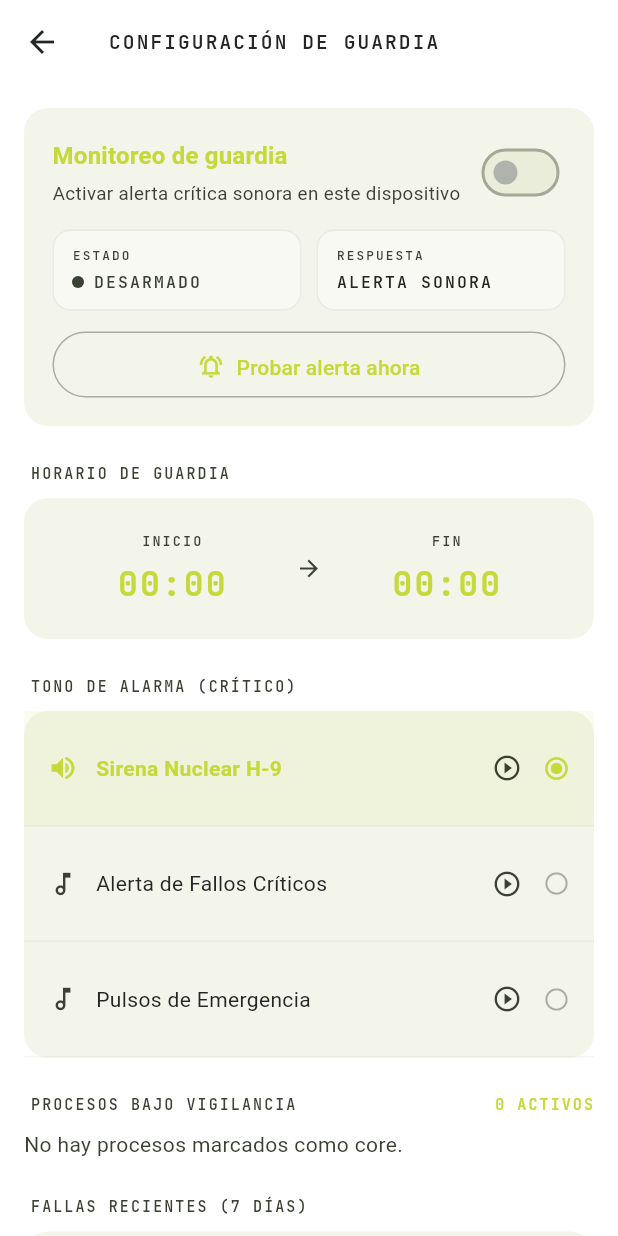
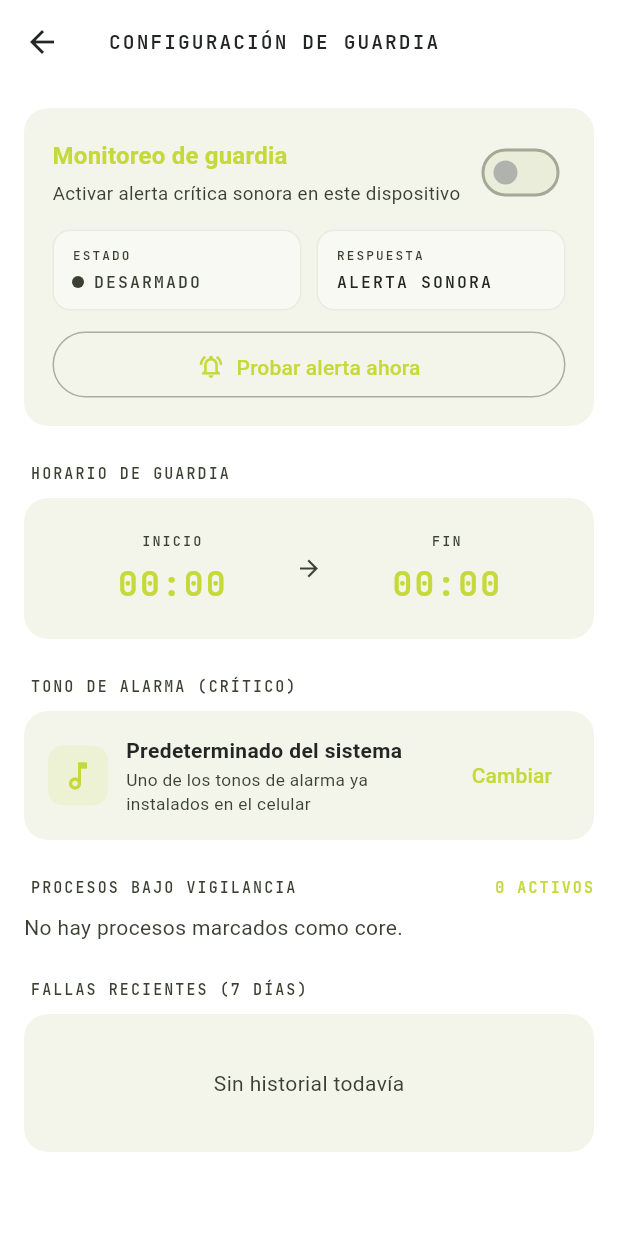
Before and after one commit to Danilore2203/App_Control, a Flutter app: the DashboardScreen screen opened directly, in the side drawer, after a tap on "Configuración de guardia", on a phone screen of 412 x 824 dp. Run offline on Flutter 3.47's test engine with Material 3 defaults, Android fonts, the phone set to English and light mode, and no system bars; our stand-ins replace firebase_core, firebase_messaging, flutter_local_notifications, flutter_secure_storage, google_fonts, google_sign_in and 2 more; missing offline and left inert: flutter_foreground_task; accounts and stored records are empty; network calls fail.

Commit message:
Selector de tonos del sistema para la alarma, filtro de bitacora por tecnologia, y corta la alarma sonando al desarmar guardia
- Bitacora: los contadores de los chips Todos/Abiertos/Resueltos/
  Demorado se calculaban sobre el dia completo sin aplicar el filtro
  de tecnologia elegido, aunque la lista de abajo si lo aplicaba.

- Desarmar guardia solo paraba el monitoreo pero no cancelaba una
  alarma que ya estuviera sonando (insistente): quedaba sonando hasta
  apagarla a mano desde su propia pantalla. Ahora desarmar tambien
  cancela cualquier alarma activa.

- Tono de alarma: se reemplaza la lista de 3 tonos propios
  (empaquetados como asset + audioplayers, y ya desconectados de la
  alarma real desde el fix del sonido insistente) por el selector
  nativo de tonos de Android (RingtoneManager), que ofrece los tonos
  de alarma ya instalados en el celular. El id de canal ahora se
  deriva del sonido elegido, ya que Android no permite cambiarle el
  sonido a un canal existente.

Co-Authored-By: Claude Sonnet 5 <noreply@anthropic.com>

```diff
--- a/mobile/lib/screens/configuracion_guardia_screen.dart
+++ b/mobile/lib/screens/configuracion_guardia_screen.dart
@@ -3,10 +3,10 @@ import "package:flutter/services.dart";
 
 import "../models/control.dart";
 import "../models/historial_falla.dart";
-import "../services/alarma_service.dart";
 import "../services/api_service.dart";
 import "../services/guardia_foreground_task.dart";
 import "../services/guardia_service.dart";
+import "../services/tono_alarma_service.dart";
 import "../theme.dart";
 import "../widgets/detalle_proceso_sheet.dart";
 import "../widgets/monitoreo_por_fuente.dart" show esCore;
@@ -47,14 +47,15 @@ class GuardiaContenido extends StatefulWidget {
 class _GuardiaContenidoState extends State<GuardiaContenido> {
   final _apiService = ApiService();
   final _guardiaService = GuardiaService();
-  final _alarmaService = AlarmaService();
 
   bool _cargandoPreferencias = true;
   bool _probandoAlerta = false;
+  bool _cambiandoTono = false;
   bool _armado = false;
   String _horaInicio = "00:00";
   String _horaFin = "00:00";
-  String _tono = GuardiaService.tonosDisponibles.first;
+  String? _tonoUri;
+  String? _nombreTono;
 
   late Future<List<Control>> _controlesFuture;
   late Future<List<HistorialFalla>> _historialFuture;
@@ -83,23 +84,51 @@ class _GuardiaContenidoState extends State<GuardiaContenido> {
       final fin = await _guardiaService
           .obtenerHoraFin()
           .timeout(limite, onTimeout: () => "00:00");
-      final tono = await _guardiaService
-          .obtenerTono()
-          .timeout(limite, onTimeout: () => GuardiaService.tonosDisponibles.first);
+      final tonoUri = await _guardiaService
+          .obtenerTonoUri()
+          .timeout(limite, onTimeout: () => null);
       if (!mounted) return;
       setState(() {
         _armado = armado;
         _horaInicio = inicio;
         _horaFin = fin;
-        _tono = tono;
+        _tonoUri = tonoUri;
         _cargandoPreferencias = false;
       });
       // Si quedo armada de una sesion anterior pero el servicio no esta
       // corriendo (p.ej. Android lo mato), se reconcilia aca.
       if (armado) establecerGuardiaActiva(true);
+      _cargarNombreTono();
     } catch (_) {
       if (!mounted) return;
       setState(() => _cargandoPreferencias = false);
+    }
+  }
+
+  Future<void> _cargarNombreTono() async {
+    if (_tonoUri == null) {
+      setState(() => _nombreTono = null);
+      return;
+    }
+    final nombre = await nombreTonoAlarma(_tonoUri);
+    if (!mounted) return;
+    setState(() => _nombreTono = nombre);
+  }
+
+  Future<void> _elegirTono() async {
+    setState(() => _cambiandoTono = true);
+    try {
+      final elegido = await elegirTonoAlarmaDelSistema(uriActual: _tonoUri);
+      // null = el usuario cancelo el selector, no que haya elegido "Ninguno"
+      // (Android no distingue eso en el resultado); si cancela se deja el
+      // tono como estaba.
+      if (elegido == null) return;
+      await _guardiaService.guardarTonoUri(elegido);
+      if (!mounted) return;
+      setState(() => _tonoUri = elegido);
+      await _cargarNombreTono();
+    } finally {
+      if (mounted) setState(() => _cambiandoTono = false);
     }
   }
 
@@ -147,11 +176,6 @@ class _GuardiaContenidoState extends State<GuardiaContenido> {
     }
   }
 
-  @override
-  void dispose() {
-    _alarmaService.dispose();
-    super.dispose();
-  }
 
   @override
   Widget build(BuildContext context) {
@@ -386,25 +410,54 @@ class _GuardiaContenidoState extends State<GuardiaContenido> {
 
   Widget _tarjetaTono(ColorScheme colorScheme) {
     return Container(
+      padding: const EdgeInsets.all(16),
       decoration: BoxDecoration(
         color: colorScheme.surfaceContainerHigh,
         borderRadius: BorderRadius.circular(16),
       ),
-      child: Column(
+      child: Row(
         children: [
-          for (final tono in GuardiaService.tonosDisponibles)
-            _FilaTono(
-              texto: tono,
-              seleccionado: tono == _tono,
-              onSeleccionar: () {
-                setState(() => _tono = tono);
-                _guardiaService.guardarTono(tono);
-              },
-              onProbar: () {
-                HapticFeedback.mediumImpact();
-                _alarmaService.reproducirUnaVez(tono);
-              },
+          Container(
+            width: 40,
+            height: 40,
+            decoration: BoxDecoration(
+              color: colorScheme.primary.withValues(alpha: 0.12),
+              borderRadius: BorderRadius.circular(10),
             ),
+            child: Icon(Icons.music_note_outlined, color: colorScheme.primary),
+          ),
+          const SizedBox(width: 12),
+          Expanded(
+            child: Column(
+              crossAxisAlignment: CrossAxisAlignment.start,
+              children: [
+                Text(
+                  _nombreTono ?? "Predeterminado del sistema",
+                  style: TextStyle(
+                      color: colorScheme.onSurface, fontWeight: FontWeight.w600),
+                  maxLines: 1,
+                  overflow: TextOverflow.ellipsis,
+                ),
+                const SizedBox(height: 2),
+                Text(
+                  "Uno de los tonos de alarma ya instalados en el celular",
+                  style: TextStyle(
+                      color: colorScheme.onSurfaceVariant, fontSize: 11.5),
+                ),
+              ],
+            ),
+          ),
+          const SizedBox(width: 8),
+          _cambiandoTono
+              ? const SizedBox(
+                  width: 20,
+                  height: 20,
+                  child: CircularProgressIndicator(strokeWidth: 2),
+                )
+              : TextButton(
+                  onPressed: _elegirTono,
+                  child: const Text("Cambiar"),
+                ),
         ],
       ),
     );
@@ -584,75 +637,6 @@ class _GuardiaContenidoState extends State<GuardiaContenido> {
       "${fecha.day.toString().padLeft(2, '0')}/${fecha.month.toString().padLeft(2, '0')}";
 }
 
-class _FilaTono extends StatelessWidget {
-  final String texto;
-  final bool seleccionado;
-  final VoidCallback onSeleccionar;
-  final VoidCallback onProbar;
-
-  const _FilaTono({
-    required this.texto,
-    required this.seleccionado,
-    required this.onSeleccionar,
-    required this.onProbar,
-  });
-
-  @override
-  Widget build(BuildContext context) {
-    final colorScheme = Theme.of(context).colorScheme;
-    return InkWell(
-      onTap: onSeleccionar,
-      child: Container(
-        padding: const EdgeInsets.symmetric(horizontal: 16, vertical: 14),
-        decoration: BoxDecoration(
-          color:
-              seleccionado ? colorScheme.primary.withValues(alpha: 0.08) : null,
-          border: Border(
-              bottom: BorderSide(
-                  color: colorScheme.outlineVariant.withValues(alpha: 0.2))),
-        ),
-        child: Row(
-          children: [
-            Icon(
-              seleccionado ? Icons.volume_up : Icons.music_note_outlined,
-              color: seleccionado
-                  ? colorScheme.primary
-                  : colorScheme.onSurfaceVariant,
-              size: 20,
-            ),
-            const SizedBox(width: 12),
-            Expanded(
-              child: Text(
-                texto,
-                style: TextStyle(
-                  color: seleccionado
-                      ? colorScheme.primary
-                      : colorScheme.onSurface,
-                  fontWeight: seleccionado ? FontWeight.w600 : FontWeight.w400,
-                ),
-              ),
-            ),
-            IconButton(
-              onPressed: onProbar,
-              icon: Icon(Icons.play_circle_outline,
-                  color: colorScheme.onSurfaceVariant, size: 20),
-            ),
-            Icon(
-              seleccionado
-                  ? Icons.radio_button_checked
-                  : Icons.radio_button_unchecked,
-              color: seleccionado
-                  ? colorScheme.primary
-                  : colorScheme.onSurfaceVariant.withValues(alpha: 0.4),
-              size: 18,
-            ),
-          ],
-        ),
-      ),
-    );
-  }
-}
-
 class _FilaProcesoVigilado extends StatelessWidget {
   final Control control;
   final VoidCallback onTap;
--- a/mobile/lib/services/guardia_foreground_task.dart
+++ b/mobile/lib/services/guardia_foreground_task.dart
@@ -62,6 +62,10 @@ Future<void> establecerGuardiaActiva(bool activa) async {
     await FlutterForegroundTask.removeData(key: _claveContadorFallas);
     await FlutterForegroundTask.removeData(key: _claveUltimoMensaje);
     await FlutterForegroundTask.removeData(key: _claveIdsAlarmados);
+    // Si una alarma ya estaba sonando (insistente) cuando el usuario
+    // desarma la guardia, apagar guardia debe cortarla de una en vez de
+    // dejarla sonando hasta que la apague a mano desde su propia pantalla.
+    await apagarTodasLasAlarmasActivas();
     return;
   }
 
--- a/mobile/lib/services/guardia_service.dart
+++ b/mobile/lib/services/guardia_service.dart
@@ -8,20 +8,8 @@ class GuardiaService {
   static const _armadoKey = "guardia_armado";
   static const _horaInicioKey = "guardia_hora_inicio";
   static const _horaFinKey = "guardia_hora_fin";
-  static const _tonoKey = "guardia_tono";
+  static const _tonoUriKey = "guardia_tono_uri";
   static const _notificacionesKey = "notificaciones_habilitadas";
-
-  static const tonosDisponibles = [
-    "Sirena Nuclear H-9",
-    "Alerta de Fallos Críticos",
-    "Pulsos de Emergencia",
-  ];
-
-  static const archivosPorTono = {
-    "Sirena Nuclear H-9": "sounds/alarma_sirena.wav",
-    "Alerta de Fallos Críticos": "sounds/alarma_beeps.wav",
-    "Pulsos de Emergencia": "sounds/alarma_pulsos.wav",
-  };
 
   Future<bool> obtenerArmado() async {
     final valor = await _storage.read(key: _armadoKey);
@@ -50,11 +38,13 @@ class GuardiaService {
     await _storage.write(key: _horaFinKey, value: fin);
   }
 
-  Future<String> obtenerTono() async =>
-      await _storage.read(key: _tonoKey) ?? tonosDisponibles.first;
+  /// URI del tono de alarma elegido del selector nativo de Android. Null =
+  /// usar el tono de alarma predeterminado del sistema.
+  Future<String?> obtenerTonoUri() => _storage.read(key: _tonoUriKey);
 
-  Future<void> guardarTono(String tono) =>
-      _storage.write(key: _tonoKey, value: tono);
+  Future<void> guardarTonoUri(String? uri) => uri == null
+      ? _storage.delete(key: _tonoUriKey)
+      : _storage.write(key: _tonoUriKey, value: uri);
 
   /// Por defecto las notificaciones estan habilitadas (no hay valor guardado
   /// todavia la primera vez que se instala la app).
--- a/mobile/pubspec.yaml
+++ b/mobile/pubspec.yaml
@@ -18,7 +18,6 @@ dependencies:
   google_fonts: ^6.2.1
   flutter_local_notifications: ^17.2.3
   provider: ^6.1.2
-  audioplayers: ^6.1.0
   permission_handler: ^11.3.1
   flutter_foreground_task: ^8.17.0
 
@@ -29,5 +28,3 @@ dev_dependencies:
 
 flutter:
   uses-material-design: true
-  assets:
-    - assets/sounds/
```
Also changed, not shown: mobile/lib/screens/bitacora_dia_screen.dart (+19 -11 lines), mobile/lib/services/alarma_service.dart (deleted, +0 -31 lines), mobile/lib/services/notification_service.dart (+37 -19 lines), mobile/lib/services/tono_alarma_service.dart (added, +23 -0 lines), mobile/pubspec.lock, 1 other file.
